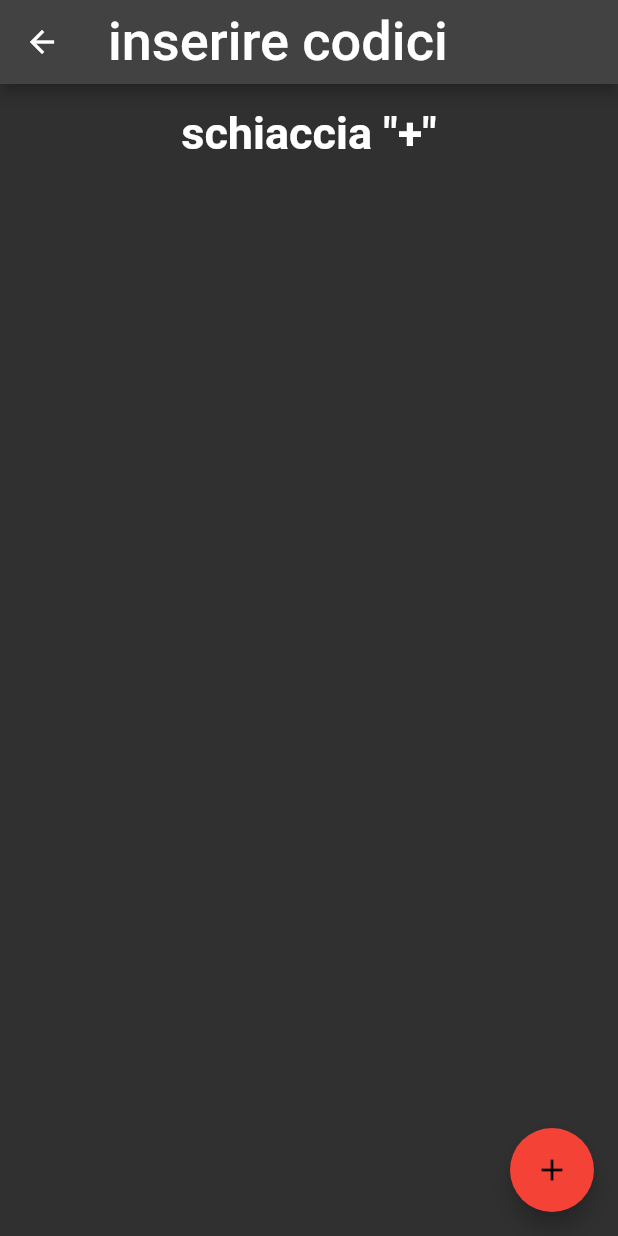
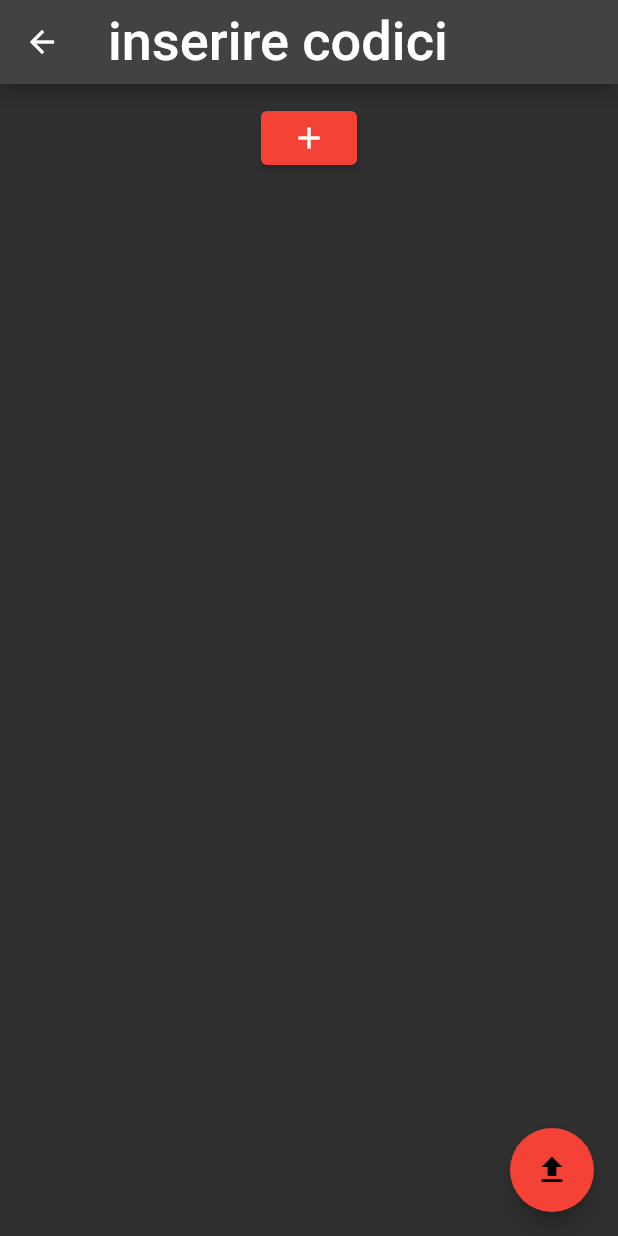
Before and after one commit to stegish/FCLogistic, a Flutter app: the CMagazzino screen opened directly, after a tap on the "search" icon, on a phone screen of 412 x 824 dp. Run offline on Flutter 3.47's test engine with Material 2 defaults, Android fonts, the phone set to English and light mode, and no system bars; our stand-ins replace awesome_snackbar_content; missing offline and left inert: excel; Roboto replaces fonts that are missing (Arial).

Commit message:
ora il carica funziona correttamente, bisogna impedire ai TextForm Field di resettarsi quando viene aggiunto un elemento alla lista di CMagazzino.dart. Potrebbe essere utile anche l'utilizzo dei validator nei vari TFF per impedire problemi con l'inserimento dei dati. Da risolvere anche la crescita esponenziale delle liste cidici e quantitaI

```diff
--- a/lib/CMagazzino.dart
+++ b/lib/CMagazzino.dart
@@ -28,8 +28,7 @@ class _CVMagazzinoPageState extends State<CVMagazzino> {
   final _formKey = GlobalKey<FormState>();
   var codici = [];
   var quantitaI = [];
-  static final GlobalKey<ScaffoldState> _scaffoldKey9 =
-      new GlobalKey<ScaffoldState>(); //key per i pop-up
+  static final GlobalKey<ScaffoldState> _scaffoldKey9 = new GlobalKey<ScaffoldState>(); //key per i pop-up
 
   _CVMagazzinoPageState({Key? key, required this.bancale});
 
@@ -73,9 +72,11 @@ class _CVMagazzinoPageState extends State<CVMagazzino> {
             child: Icon(Icons.delete_outlined, color: Colors.red)),
         onTap: () {
           setState(() {
+            print(list.length);
             fieldCount--;
-            list.removeAt(i);
-            items.removeAt(i);
+            list.removeLast();
+            quantitaI.removeLast();
+            codici.removeLast();
           });
         },
       ),
@@ -83,42 +84,36 @@ class _CVMagazzinoPageState extends State<CVMagazzino> {
   }
 
   //carica i codici nel rispettivo bancale
-  Carica() {
+  void Carica(String bancalee) async{
+    print(codici.length);
+    print(quantitaI.length);
     for (int i = 0; codici.length > i && quantitaI.length > i; i++) {
       int quantita = 0;
       if (quantitaI[i].text != "") {
         quantita = int.parse(quantitaI[i].text);
         print(quantita);
-        var file1 = File(
-            "/storage/emulated/0/Android/data/com.example.untitled/files/magazzino.xlsx");
+        var file1 = File("/storage/emulated/0/Android/data/com.example.untitled/files/magazzino.xlsx");
         var bytes = File(file1.path).readAsBytesSync();
         var excel = Excel.decodeBytes(bytes);
         var table = "magazzino";
         Sheet a = excel[table]; // foglio magazzino
         String riga = (a.maxRows + 1).toString();
-        a.updateCell(CellIndex.indexByString("B" + riga), bancale);
+        a.updateCell(CellIndex.indexByString("B" + riga), bancalee);
         a.updateCell(CellIndex.indexByString("C" + riga), codici[i].text);
         a.updateCell(CellIndex.indexByString("D" + riga), quantita);
-        a.updateCell(
-            CellIndex.indexByString("E" + riga),
-            DateTime.now().day.toString() +
-                "/" +
-                DateTime.now().month.toString());
+        a.updateCell(CellIndex.indexByString("E" + riga), DateTime.now().day.toString() + "/" + DateTime.now().month.toString());
 
         //salvo il file excell modificato
-        String Poutput =
-            "/storage/emulated/0/Android/data/com.example.untitled/files/magazzino.xlsx";
+        String Poutput = "/storage/emulated/0/Android/data/com.example.untitled/files/magazzino.xlsx";
         List<int>? fileBytes = excel.save();
         if (fileBytes != null) {
           File(join(Poutput))
             ..createSync(recursive: true)
             ..writeAsBytesSync(fileBytes);
         }
-        GlobalValues.showSnackbar(
-            _scaffoldKey9, "ATTENZIONE", "salvato con successo", "successo");
+        GlobalValues.showSnackbar(_scaffoldKey9, "ATTENZIONE", "salvato con successo", "successo");
       } else {
-        GlobalValues.showSnackbar(
-            _scaffoldKey9, "ATTENZIONE", "quantita non valida", "fallito");
+        GlobalValues.showSnackbar(_scaffoldKey9, "ATTENZIONE", "quantita non valida", "fallito");
       }
     }
   }
@@ -135,19 +130,7 @@ class _CVMagazzinoPageState extends State<CVMagazzino> {
         child: ListView(
           shrinkWrap: true,
           children: [
-            fieldCount == 0
-                ? const Padding(
-                    padding: EdgeInsets.all(15.0),
-                    child: Align(
-                      alignment: Alignment.center,
-                      child: Text(
-                        "schiaccia \"+\"",
-                        style: TextStyle(
-                            fontSize: 30, fontWeight: FontWeight.bold),
-                      ),
-                    ),
-                  )
-                : Column(
+                Column(
                     children: [
                       ListView.builder(
                         itemCount: list.length,
@@ -160,22 +143,26 @@ class _CVMagazzinoPageState extends State<CVMagazzino> {
                             primary: Colors.red,
                           ),
                           onPressed: () {
-                            Carica;
+                            setState(() {
+                              if(fieldCount< 7){
+                                fieldCount++;
+                                list.add(buildField(fieldCount));
+                              }else{
+                                GlobalValues.showSnackbar(_scaffoldKey9, "ATTENZIONE", "limite massimo codici raggiunto", "fallito");
+                              }
+                            });
                           },
-                          child: const Text("CARICA")),
+                          child: const Icon(Icons.add)),
                     ],
-                  ),
+                ),
           ],
         ),
       ),
       floatingActionButton: FloatingActionButton(
-        child: const Icon(Icons.add),
+        child: const Icon(Icons.upload),
         backgroundColor: Colors.red,
         onPressed: () {
-          setState(() {
-            fieldCount++;
-            list.add(buildField(fieldCount));
-          });
+          Carica(bancale);
         },
       ),
     );
--- a/lib/Carica.dart
+++ b/lib/Carica.dart
@@ -29,7 +29,7 @@ class _CMagazzinoState extends State<CMagazzino> {
       key: _scaffoldkey2,
       appBar: AppBar(
         title: const Center(
-          child: Text("MAGAZZINO     ",
+          child: Text("CARICA     ",
             style: TextStyle(fontWeight: FontWeight.bold),),
         ),
       ),
```
